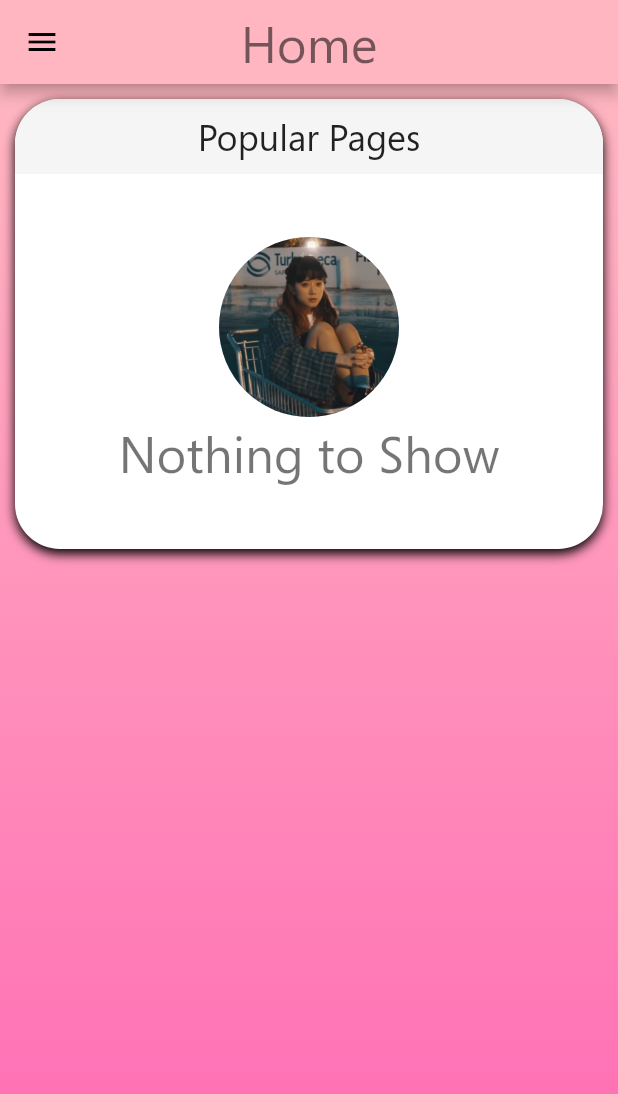
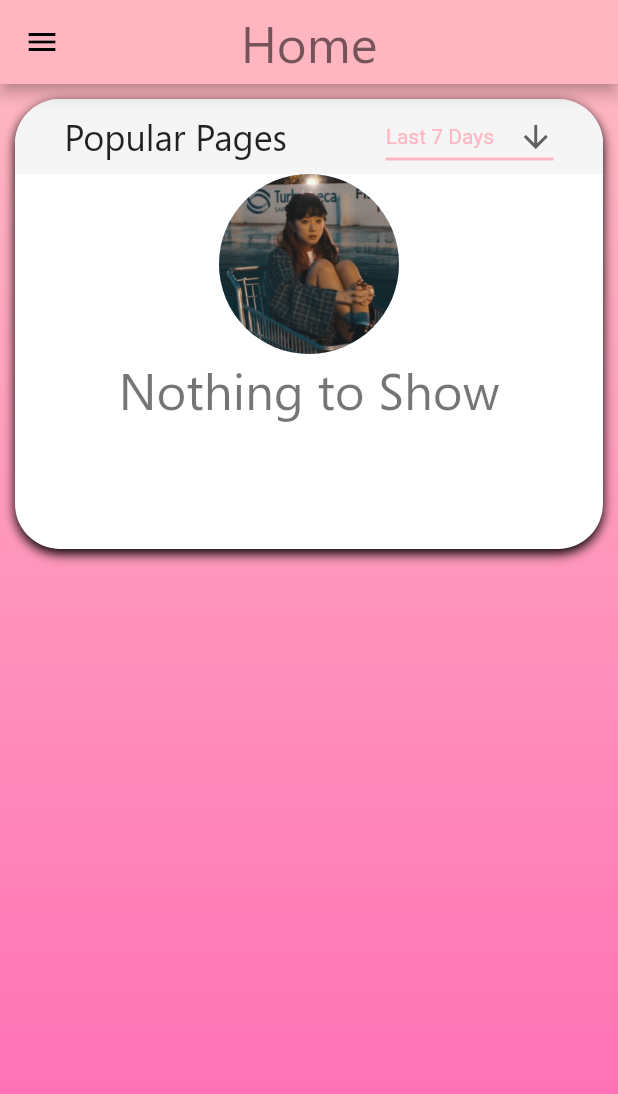
Before and after one commit to ga6198/seiyuu, a Flutter app: the Home screen opened directly, on a phone screen of 412 x 824 dp. Shown: the top 1094 px of the screen. Run offline on Flutter 3.47's test engine with Material 2 defaults, Android fonts, the phone set to English and light mode, and no system bars; our stand-ins replace cached_network_image, carousel_slider, cloud_firestore, getflutter, google_maps_flutter, material_design_icons_flutter and 1 more; missing offline and left inert: flutter_beautiful_popup; accounts and stored records are empty.

Commit message:
starting implementing data retrieval for popular pages cards

```diff
--- a/lib/screens/home.dart
+++ b/lib/screens/home.dart
@@ -8,6 +8,7 @@ import 'package:seiyuu/util/seiyuu.dart';
 import 'package:seiyuu/widgets/custom_progress_indicator.dart';
 import 'package:seiyuu/widgets/drawer_only.dart';
 import 'package:seiyuu/widgets/error_display.dart';
+import 'package:seiyuu/widgets/popular_pages_card.dart';
 import 'package:seiyuu/widgets/primary_card.dart';
 import 'package:seiyuu/widgets/seiyuu_card.dart';
 
@@ -38,59 +39,7 @@ class _HomeState extends State<Home> {
           Expanded(
             child: ListView(
               children: <Widget>[
-                PrimaryCard(
-                  headerContent: Center(
-                    child: Text("Popular Pages",
-                        style: Theme.of(context).textTheme.headline5),
-                  ),
-                  bodyContent: StreamBuilder(
-                    //Get the 5 seiyuu with the most pageviews
-                    stream: Firestore.instance
-                        .collection('pageviews')
-                        .orderBy('viewCount', descending: true)
-                        .limit(5)
-                        .snapshots(),
-
-                    //initialData: initialData,
-                    builder: (BuildContext context, AsyncSnapshot snapshot) {
-                      switch (snapshot.connectionState) {
-                        case ConnectionState.none:
-                          return CustomProgressIndicator();
-                        case ConnectionState.waiting:
-                          return CustomProgressIndicator();
-                        default:
-                          if (snapshot.hasData) {
-                            //retrieved document snapshot list of the seiyuu profiles
-                            print("Database data retrieved");
-
-                            List<DocumentSnapshot> seiyuuViews =
-                                snapshot.data.documents;
-                            if (seiyuuViews.length <= 0) {
-                              return Expanded(
-                                child: ErrorDisplay(message: "Nothing to Show"),
-                              );
-                            } else {
-                              return Expanded(
-                                child: ListView.builder(
-                                  itemCount: seiyuuViews.length,
-                                  itemBuilder:
-                                      (BuildContext context, int index) {
-                                    //create seiyuu objects that will be passed to the seiyuu cards
-                                    DocumentSnapshot currentSeiyuu =
-                                        seiyuuViews[index];
-
-                                    return Text("${currentSeiyuu.documentID}");
-                                  },
-                                ),
-                              );
-                            }
-                          } else {
-                            return CustomProgressIndicator();
-                          }
-                      }
-                    },
-                  ),
-                ),
+                PopularPagesCard(),
               ],
             ),
           ),
--- a/lib/util/constants.dart
+++ b/lib/util/constants.dart
@@ -36,6 +36,14 @@ class Constants {
   );
 
   static const double BORDER_RADIUS = 30;
+
+  //dropdown field
+  static const List<String> DROPDOWN_TIMES = <String>[
+    'Last 7 Days',
+    'Last 30 Days',
+    'Last 365 Days',
+    'All Time'
+  ];
 
   //-------Max numbers for form fields-------//
   //max name length
--- /dev/null
+++ b/lib/widgets/popular_pages_card.dart
@@ -0,0 +1,193 @@
+import 'package:cloud_firestore/cloud_firestore.dart';
+import 'package:flutter/material.dart';
+import 'package:seiyuu/util/constants.dart';
+import 'package:seiyuu/util/database.dart';
+import 'package:seiyuu/util/seiyuu.dart';
+import 'package:seiyuu/widgets/custom_progress_indicator.dart';
+import 'package:seiyuu/widgets/error_display.dart';
+import 'package:seiyuu/widgets/primary_card.dart';
+
+class PopularPagesCard extends StatefulWidget {
+  PopularPagesCard({Key key}) : super(key: key);
+
+  @override
+  _PopularPagesCardState createState() => _PopularPagesCardState();
+}
+
+class _PopularPagesCardState extends State<PopularPagesCard> {
+  String dropdownValue = Constants.DROPDOWN_TIMES[0];
+
+  @override
+  Widget build(BuildContext context) {
+    return PrimaryCard(
+      headerContent: Row(
+        mainAxisAlignment: MainAxisAlignment.spaceAround,
+        children: <Widget>[
+          Text("Popular Pages", style: Theme.of(context).textTheme.headline5),
+          buildDropdown(),
+        ],
+      ),
+      bodyContent: Column(
+        //mainAxisSize: MainAxisSize.min,
+        children: <Widget>[
+          //buildHeaderRow(),
+          StreamBuilder(
+            //Get the 5 seiyuu with the most pageviews
+            stream: Firestore.instance
+                .collection('pageviews')
+                .orderBy('viewCount', descending: true)
+                .limit(5)
+                .snapshots(),
+
+            //initialData: initialData,
+            builder: (BuildContext context, AsyncSnapshot snapshot) {
+              switch (snapshot.connectionState) {
+                case ConnectionState.none:
+                  return CustomProgressIndicator();
+                case ConnectionState.waiting:
+                  return CustomProgressIndicator();
+                default:
+                  if (snapshot.hasData) {
+                    //retrieved document snapshot list of the seiyuu profiles
+                    print("Database data retrieved");
+
+                    List<DocumentSnapshot> seiyuuViews =
+                        snapshot.data.documents;
+                    // If there are no documents, show an error message
+                    if (seiyuuViews.length <= 0) {
+                      return Expanded(
+                        child: ErrorDisplay(message: "Nothing to Show"),
+                      );
+                    } else {
+                      return FutureBuilder(
+                        future: getSeiyuuList(seiyuuViews),
+                        builder:
+                            (BuildContext context, AsyncSnapshot snapshot) {
+                          switch (snapshot.connectionState) {
+                            case ConnectionState.none:
+                              return CustomProgressIndicator();
+                            case ConnectionState.waiting:
+                              return CustomProgressIndicator();
+                            default:
+                              if (snapshot.hasData) {
+                                List<Seiyuu> seiyuuList = snapshot.data;
+
+                                List<DataRow> seiyuuRows =
+                                    seiyuuList.map((seiyuu) {
+                                  int index = seiyuuList.indexOf(seiyuu);
+
+                                  return DataRow(
+                                    cells: <DataCell>[
+                                      DataCell(
+                                        Text("${seiyuu.name}"),
+                                      ),
+                                      DataCell(Text(
+                                          "${seiyuuViews[index]['viewCount']}")),
+                                    ],
+                                  );
+                                }).toList();
+
+                                //return Text("${seiyuuList[0].name}");
+                                return DataTable(
+                                  columns: <DataColumn>[
+                                    DataColumn(label: Text('Seiyuu')),
+                                    DataColumn(label: Text('Page Views')),
+                                  ],
+                                  rows: seiyuuRows,
+                                );
+                              } else {
+                                return Expanded(
+                                  child:
+                                      ErrorDisplay(message: "Nothing to Show"),
+                                );
+                              }
+                          }
+                        },
+                      );
+
+                      /*return ListView.builder(
+                        shrinkWrap:
+                            true, //allows listview to be placed inside column without specifying size
+                        itemCount: seiyuuViews.length,
+                        itemBuilder: (BuildContext context, int index) {
+                          //create seiyuu objects that will be passed to the seiyuu cards
+                          DocumentSnapshot currentSeiyuu = seiyuuViews[index];
+
+                          return Text("${currentSeiyuu.documentID}");
+                        },
+                      );*/
+                    }
+                  } else {
+                    return CustomProgressIndicator();
+                  }
+              }
+            },
+          ),
+        ],
+      ),
+    );
+  }
+
+  Widget buildDropdown() {
+    return DropdownButton<String>(
+      value: dropdownValue,
+      icon: Icon(Icons.arrow_downward),
+      iconSize: 24,
+      elevation: 16,
+      style: TextStyle(color: Theme.of(context).accentColor),
+      underline: Container(
+        height: 2,
+        color: Theme.of(context).accentColor, //Colors.deepPurpleAccent,
+      ),
+      onChanged: (String newValue) {
+        setState(() {
+          dropdownValue = newValue;
+        });
+      },
+      items: Constants.DROPDOWN_TIMES
+          .map<DropdownMenuItem<String>>((String value) {
+        return DropdownMenuItem<String>(
+          value: value,
+          child: Text(value),
+        );
+      }).toList(),
+    );
+  }
+
+  Widget buildHeaderRow() {
+    return Padding(
+      padding: EdgeInsets.symmetric(vertical: 10, horizontal: 20),
+      child: Container(
+        padding: EdgeInsets.only(bottom: 1),
+        decoration: BoxDecoration(
+          color: Colors.red,
+          border: Border(
+            bottom:
+                BorderSide(width: 1.5, color: Theme.of(context).primaryColor),
+          ),
+        ),
+        child: Center(
+          child: Row(
+            mainAxisAlignment: MainAxisAlignment.spaceBetween,
+            children: <Widget>[
+              Icon(Icons.lock),
+              Text(
+                "Temp",
+                style: TextStyle(fontSize: 15),
+              ),
+            ],
+          ),
+        ),
+      ),
+    );
+  }
+
+  Future<List<Seiyuu>> getSeiyuuList(List<DocumentSnapshot> idDocs) async {
+    List<Seiyuu> seiyuuList = [];
+    await idDocs.forEach((doc) async {
+      Seiyuu currentSeiyuu = await Database.getSeiyuu(id: doc.documentID);
+      seiyuuList.add(currentSeiyuu);
+    });
+    return seiyuuList;
+  }
+}
```
Also changed, not shown: lib/util/database.dart (+11 -0 lines), 1 other file.
